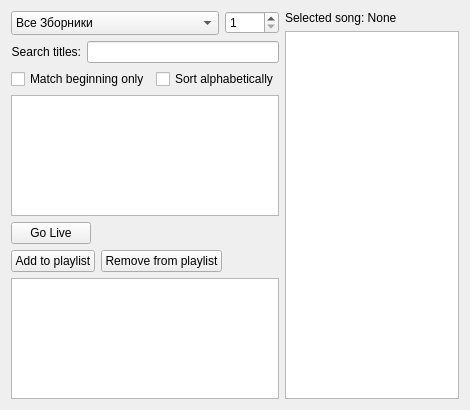
The window that src/songwidget.ui (SoftProjector/src) describes before a commit, drawn with Qt 5.
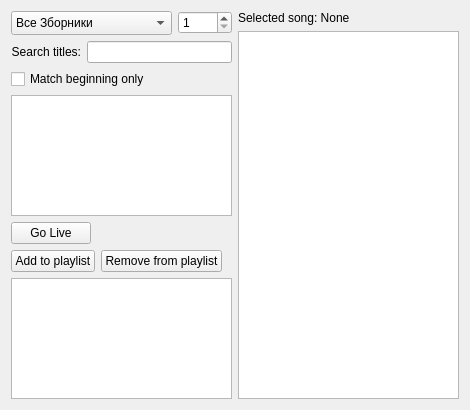
The same window after the commit.

Commit message: More changes towards the song list and playlist becoming real 3-column tables.

What changed in the file:
```diff
--- a/src/songwidget.ui
+++ b/src/songwidget.ui
@@ -134,31 +134,6 @@
          </property>
         </widget>
        </item>
-       <item>
-        <widget class="QCheckBox" name="sort_box">
-         <property name="sizePolicy">
-          <sizepolicy hsizetype="Fixed" vsizetype="Fixed">
-           <horstretch>0</horstretch>
-           <verstretch>0</verstretch>
-          </sizepolicy>
-         </property>
-         <property name="maximumSize">
-          <size>
-           <width>1000</width>
-           <height>20</height>
-          </size>
-         </property>
-         <property name="toolTip">
-          <string>If checked, sort current sbornik alphabetically</string>
-         </property>
-         <property name="statusTip">
-          <string>If checked, sort current sbornik alphabetically</string>
-         </property>
-         <property name="text">
-          <string>Sort alphabetically</string>
-         </property>
-        </widget>
-       </item>
        <item>
         <spacer name="horizontalSpacer">
          <property name="orientation">
@@ -273,25 +248,25 @@
       </layout>
      </item>
      <item>
-      <widget class="QListWidget" name="listPlaylist">
-       <property name="horizontalScrollBarPolicy">
-        <enum>Qt::ScrollBarAlwaysOff</enum>
+      <widget class="QTableView" name="playlist_view">
+       <property name="selectionMode">
+        <enum>QAbstractItemView::SingleSelection</enum>
        </property>
-       <property name="alternatingRowColors">
+       <property name="selectionBehavior">
+        <enum>QAbstractItemView::SelectRows</enum>
+       </property>
+       <property name="sortingEnabled">
         <bool>true</bool>
        </property>
-       <property name="movement">
-        <enum>QListView::Static</enum>
-       </property>
-       <property name="isWrapping" stdset="0">
+       <attribute name="horizontalHeaderStretchLastSection">
+        <bool>true</bool>
+       </attribute>
+       <attribute name="verticalHeaderVisible">
         <bool>false</bool>
-       </property>
-       <property name="uniformItemSizes">
-        <bool>true</bool>
-       </property>
-       <property name="wordWrap">
-        <bool>true</bool>
-       </property>
+       </attribute>
+       <attribute name="verticalHeaderDefaultSectionSize">
+        <number>20</number>
+       </attribute>
       </widget>
      </item>
     </layout>
```
Left out of the diff: 13 changed lines with no effect on the pictures. The commit also changes 7 other files.
